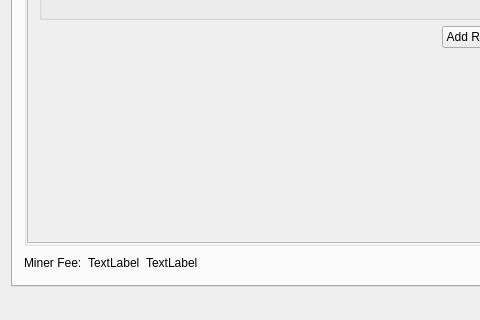
First picture: the form in src/mainwindow.ui, repository z-bitcoinz/BitcoinZ_Blue, before the edit; both pictures show x 0 to 480 and y 296 to 616 of the 968 by 616 pixel window.
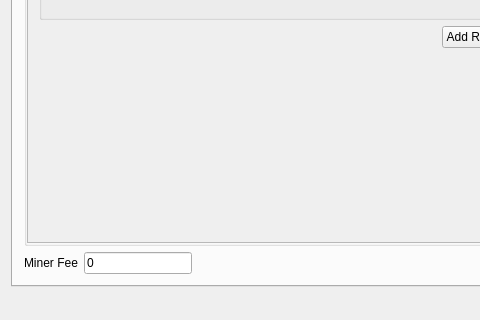
Second picture: the form after the edit. Icons and pictures are not drawn. Custom widgets are drawn as their Qt base class.

Patch:
```diff
--- a/src/mainwindow.ui
+++ b/src/mainwindow.ui
@@ -505,21 +505,27 @@
           <item>
            <widget class="QLabel" name="label_7">
             <property name="text">
-             <string>Miner Fee:</string>
+             <string>Miner Fee</string>
             </property>
            </widget>
           </item>
           <item>
-           <widget class="QLabel" name="lblMinerFee">
+           <widget class="QLineEdit" name="minerFeeAmt">
+            <property name="sizePolicy">
+             <sizepolicy hsizetype="Preferred" vsizetype="Fixed">
+              <horstretch>0</horstretch>
+              <verstretch>0</verstretch>
+             </sizepolicy>
+            </property>
             <property name="text">
-             <string>TextLabel</string>
+             <string>0</string>
             </property>
            </widget>
           </item>
           <item>
            <widget class="QLabel" name="lblMinerFeeUSD">
             <property name="text">
-             <string>TextLabel</string>
+             <string>       </string>
             </property>
            </widget>
           </item>
```
Left out of the diff: 2 changed lines with no effect on the pictures.
